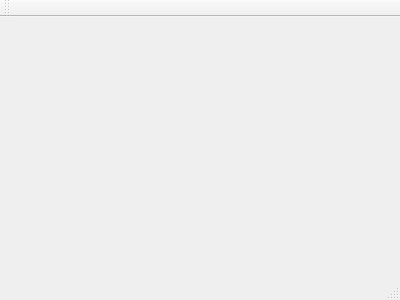
Above: equalx_source/mainwindow.ui from CrystalSplitter/equalx_calculator before the change. Below: the same form after it.
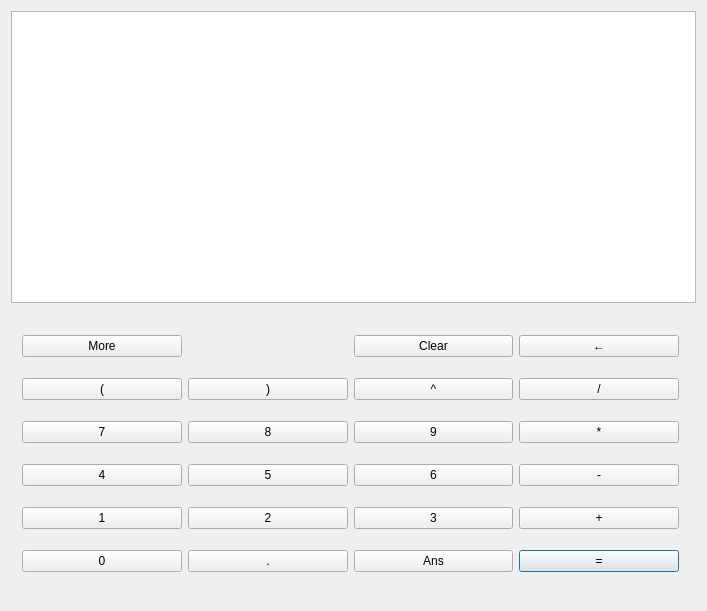
That is the form after the change. Icons and pictures are not drawn.

The edit to the form file:
```diff
--- a/equalx_source/mainwindow.ui
+++ b/equalx_source/mainwindow.ui
@@ -1,24 +1,343 @@
 <ui version="4.0">
  <class>MainWindow</class>
- <widget class="QMainWindow" name="MainWindow" >
-  <property name="geometry" >
+ <widget class="QMainWindow" name="MainWindow">
+  <property name="geometry">
    <rect>
     <x>0</x>
     <y>0</y>
-    <width>400</width>
-    <height>300</height>
+    <width>707</width>
+    <height>611</height>
    </rect>
   </property>
   <property name="windowTitle" >
    <string>MainWindow</string>
   </property>
-  <widget class="QMenuBar" name="menuBar" />
-  <widget class="QToolBar" name="mainToolBar" />
-  <widget class="QWidget" name="centralWidget" />
-  <widget class="QStatusBar" name="statusBar" />
+  <property name="windowIcon">
+   <iconset>
+    <normaloff>logo.png</normaloff>logo.png</iconset>
+  </property>
+  <widget class="QWidget" name="centralWidget">
+   <layout class="QGridLayout" name="gridLayout">
+    <item row="0" column="0" colspan="2">
+     <widget class="QListWidget" name="listDisplay">
+      <property name="lineWidth">
+       <number>2</number>
+      </property>
+     </widget>
+    </item>
+    <item row="1" column="0">
+     <widget class="QStackedWidget" name="stackedWidget">
+      <widget class="QWidget" name="pageNumber">
+       <layout class="QGridLayout" name="gridLayout_2">
+        <item row="2" column="0">
+         <widget class="QPushButton" name="btnSeven">
+          <property name="text">
+           <string>7</string>
+          </property>
+         </widget>
+        </item>
+        <item row="1" column="1">
+         <widget class="QPushButton" name="btnRightPar">
+          <property name="text">
+           <string>)</string>
+          </property>
+         </widget>
+        </item>
+        <item row="3" column="3">
+         <widget class="QPushButton" name="btnMinus">
+          <property name="text">
+           <string>-</string>
+          </property>
+         </widget>
+        </item>
+        <item row="4" column="3">
+         <widget class="QPushButton" name="btnPlus">
+          <property name="text">
+           <string>+</string>
+          </property>
+         </widget>
+        </item>
+        <item row="2" column="3">
+         <widget class="QPushButton" name="btnMultiply">
+          <property name="text">
+           <string>*</string>
+          </property>
+         </widget>
+        </item>
+        <item row="5" column="0">
+         <widget class="QPushButton" name="btnZero">
+          <property name="text">
+           <string>0</string>
+          </property>
+         </widget>
+        </item>
+        <item row="4" column="0">
+         <widget class="QPushButton" name="btnOne">
+          <property name="text">
+           <string>1</string>
+          </property>
+         </widget>
+        </item>
+        <item row="3" column="2">
+         <widget class="QPushButton" name="btnSix">
+          <property name="text">
+           <string>6</string>
+          </property>
+         </widget>
+        </item>
+        <item row="5" column="1">
+         <widget class="QPushButton" name="btnDot">
+          <property name="text">
+           <string>.</string>
+          </property>
+         </widget>
+        </item>
+        <item row="4" column="1">
+         <widget class="QPushButton" name="btnTwo">
+          <property name="text">
+           <string>2</string>
+          </property>
+         </widget>
+        </item>
+        <item row="4" column="2">
+         <widget class="QPushButton" name="btnThree">
+          <property name="text">
+           <string>3</string>
+          </property>
+         </widget>
+        </item>
+        <item row="5" column="3">
+         <widget class="QPushButton" name="btnEval">
+          <property name="text">
+           <string>=</string>
+          </property>
+          <property name="default">
+           <bool>true</bool>
+          </property>
+         </widget>
+        </item>
+        <item row="5" column="2">
+         <widget class="QPushButton" name="btnAnswer">
+          <property name="text">
+           <string>Ans</string>
+          </property>
+         </widget>
+        </item>
+        <item row="1" column="3">
+         <widget class="QPushButton" name="btnDivide">
+          <property name="text">
+           <string>/</string>
+          </property>
+         </widget>
+        </item>
+        <item row="2" column="1">
+         <widget class="QPushButton" name="btnEight">
+          <property name="text">
+           <string>8</string>
+          </property>
+         </widget>
+        </item>
+        <item row="3" column="0">
+         <widget class="QPushButton" name="btnFour">
+          <property name="text">
+           <string>4</string>
+          </property>
+         </widget>
+        </item>
+        <item row="3" column="1">
+         <widget class="QPushButton" name="btnFive">
+          <property name="text">
+           <string>5</string>
+          </property>
+         </widget>
+        </item>
+        <item row="1" column="2">
+         <widget class="QPushButton" name="btnPow">
+          <property name="text">
+           <string>^</string>
+          </property>
+         </widget>
+        </item>
+        <item row="1" column="0">
+         <widget class="QPushButton" name="btnLeftPar">
+          <property name="text">
+           <string>(</string>
+          </property>
+         </widget>
+        </item>
+        <item row="2" column="2">
+         <widget class="QPushButton" name="btnNine">
+          <property name="text">
+           <string>9</string>
+          </property>
+         </widget>
+        </item>
+        <item row="0" column="3">
+         <widget class="QPushButton" name="btnDelete">
+          <property name="text">
+           <string>←</string>
+          </property>
+         </widget>
+        </item>
+        <item row="0" column="0">
+         <widget class="QPushButton" name="btnSci">
+          <property name="text">
+           <string>More</string>
+          </property>
+         </widget>
+        </item>
+        <item row="0" column="2">
+         <widget class="QPushButton" name="btnClear">
+          <property name="text">
+           <string>Clear</string>
+          </property>
+         </widget>
+        </item>
+       </layout>
+      </widget>
+      <widget class="QWidget" name="pageSci">
+       <layout class="QGridLayout" name="gridLayout_3">
+        <item row="0" column="0">
+         <widget class="QPushButton" name="btnLog">
+          <property name="text">
+           <string>log</string>
+          </property>
+         </widget>
+        </item>
+        <item row="0" column="1">
+         <widget class="QPushButton" name="btnLn">
+          <property name="text">
+           <string>ln</string>
+          </property>
+         </widget>
+        </item>
+        <item row="0" column="2">
+         <widget class="QPushButton" name="btnE">
+          <property name="text">
+           <string>e</string>
+          </property>
+         </widget>
+        </item>
+        <item row="1" column="0">
+         <widget class="QPushButton" name="btnPi">
+          <property name="text">
+           <string>pi</string>
+          </property>
+         </widget>
+        </item>
+        <item row="1" column="1">
+         <widget class="QPushButton" name="btnFact">
+          <property name="text">
+           <string>!</string>
+          </property>
+         </widget>
+        </item>
+        <item row="2" column="0">
+         <widget class="QPushButton" name="btnSin">
+          <property name="text">
+           <string>sin</string>
+          </property>
+         </widget>
+        </item>
+        <item row="2" column="1">
+         <widget class="QPushButton" name="btnCos">
+          <property name="text">
+           <string>cos</string>
+          </property>
+         </widget>
+        </item>
+        <item row="2" column="2">
+         <widget class="QPushButton" name="btnTan">
+          <property name="text">
+           <string>tan</string>
+          </property>
+         </widget>
+        </item>
+        <item row="3" column="0">
+         <widget class="QPushButton" name="btnArcSin">
+          <property name="text">
+           <string>arcsin</string>
+          </property>
+         </widget>
+        </item>
+        <item row="3" column="1">
+         <widget class="QPushButton" name="btnArcCos">
+          <property name="text">
+           <string>arccos</string>
+          </property>
+         </widget>
+        </item>
+        <item row="3" column="2">
+         <widget class="QPushButton" name="btnArcTan">
+          <property name="text">
+           <string>arctan</string>
+          </property>
+         </widget>
+        </item>
+        <item row="4" column="3">
+         <widget class="QPushButton" name="btnSciEqual">
+          <property name="text">
+           <string>=</string>
+          </property>
+         </widget>
+        </item>
+        <item row="0" column="3">
+         <widget class="QPushButton" name="btnBack">
+          <property name="text">
+           <string>Back</string>
+          </property>
+         </widget>
+        </item>
+        <item row="4" column="0">
+         <widget class="QPushButton" name="btnSinh">
+          <property name="text">
+           <string>sinh</string>
+          </property>
+         </widget>
+        </item>
+        <item row="4" column="1">
+         <widget class="QPushButton" name="btnCosh">
+          <property name="text">
+           <string>cosh</string>
+          </property>
+         </widget>
+        </item>
+        <item row="4" column="2">
+         <widget class="QPushButton" name="btnTanh">
+          <property name="text">
+           <string>tanh</string>
+          </property>
+         </widget>
+        </item>
+        <item row="3" column="3">
+         <widget class="QPushButton" name="btnnPm">
+          <property name="text">
+           <string>nPr</string>
+          </property>
+         </widget>
+        </item>
+        <item row="2" column="3">
+         <widget class="QPushButton" name="btnnCm">
+          <property name="text">
+           <string>nCr</string>
+          </property>
+         </widget>
+        </item>
+        <item row="1" column="2">
+         <widget class="QPushButton" name="btnDegAndRad">
+          <property name="text">
+           <string>Deg/Rad</string>
+          </property>
+         </widget>
+        </item>
+       </layout>
+      </widget>
+     </widget>
+    </item>
+   </layout>
+  </widget>
  </widget>
- <layoutDefault spacing="6" margin="11" />
- <pixmapfunction></pixmapfunction>
+ <layoutdefault spacing="6" margin="11"/>
  <resources/>
  <connections/>
 </ui>
```
Left out of the diff: 5 changed lines with no effect on the pictures.
